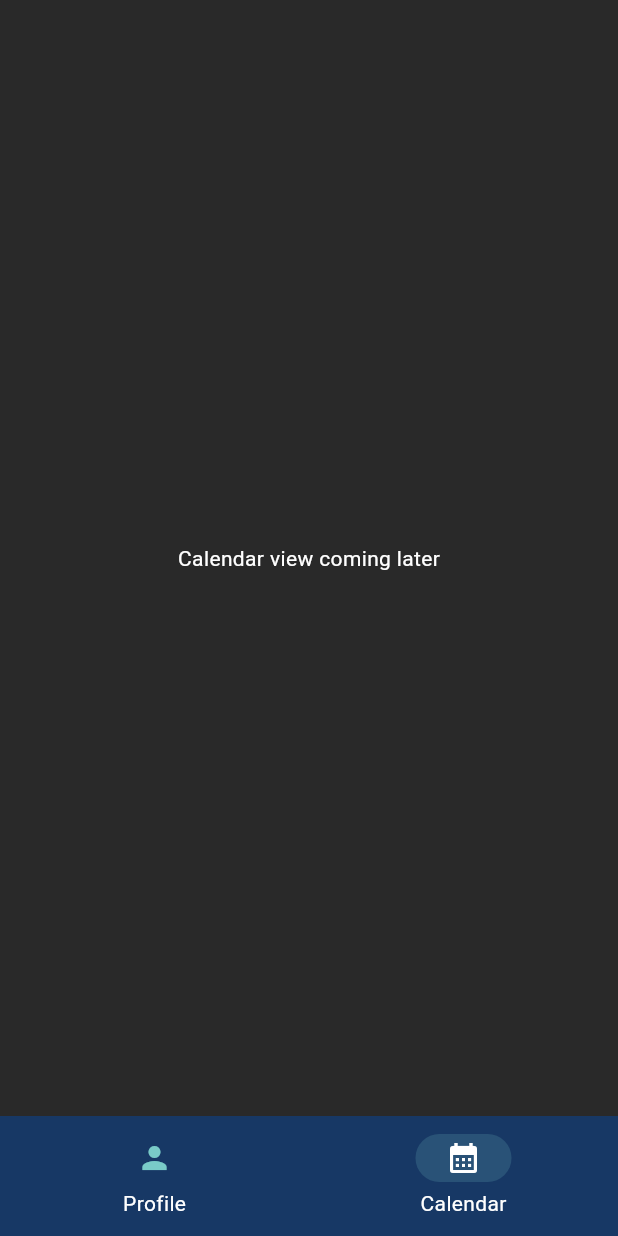
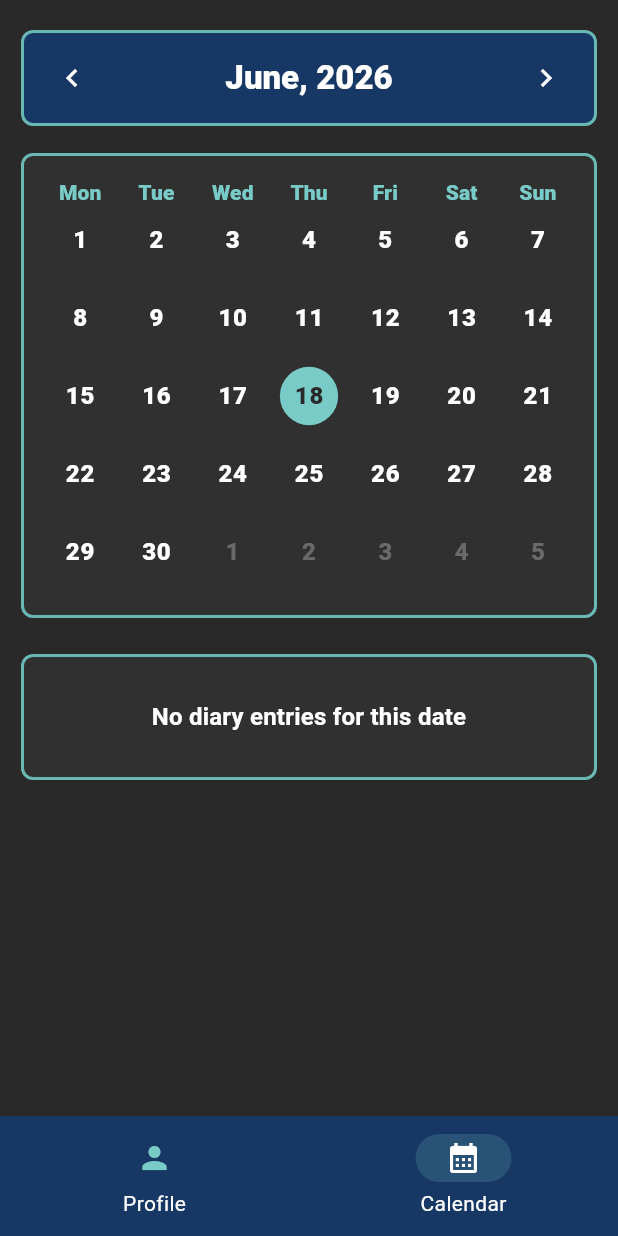
Before and after one commit to Selvam-T/mobile_piscine, a Flutter app: the screen it shows once a user with an empty profile is signed in, item 2 of the bottom bar chosen, on a phone screen of 412 x 824 dp. Run offline on Flutter 3.47's test engine with Material 3 defaults, Android fonts, the phone set to English and light mode, and no system bars; drawn by our look-alikes of table_calendar; our stand-ins replace cloud_firestore, firebase_auth, firebase_core, geocoding, geolocator, google_sign_in; accounts and stored records are empty.

Commit message:
mobileModule05 ex01 complete

```diff
--- /dev/null
+++ b/mobileModule05/advanced_diary_app/lib/pages/agenda_page.dart
@@ -0,0 +1,387 @@
+import 'package:firebase_auth/firebase_auth.dart';
+import 'package:flutter/material.dart';
+import 'package:table_calendar/table_calendar.dart';
+
+import '../models/diary_date_formatter.dart';
+import '../models/diary_emotion.dart';
+import '../models/diary_entry.dart';
+import '../services/diary_service.dart';
+import 'entry_detail_page.dart';
+
+class AgendaPage extends StatefulWidget {
+  const AgendaPage({super.key, required this.user});
+
+  final User user;
+
+  @override
+  State<AgendaPage> createState() => _AgendaPageState();
+}
+
+class _AgendaPageState extends State<AgendaPage> {
+  static const Color _pageBackground = Color(0xFF292929);
+  static const Color _barBlue = Color(0xFF173865);
+  static const Color _diaryTeal = Color(0xFF79CBC8);
+  static const Color _cardBackground = Color(0xFF303030);
+  static const Color _cardBorder = Color(0xFF69B8B3);
+
+  final DiaryService _diaryService = DiaryService();
+  final ScrollController _entryListController = ScrollController();
+
+  late DateTime _focusedDay;
+  late DateTime _selectedDate;
+
+  @override
+  void initState() {
+    super.initState();
+    final DateTime now = DateTime.now();
+    _focusedDay = DateTime(now.year, now.month, now.day);
+    _selectedDate = DateTime(now.year, now.month, now.day);
+  }
+
+  @override
+  void dispose() {
+    _entryListController.dispose();
+    super.dispose();
+  }
+
+  void _goToPreviousMonth() {
+    setState(() {
+      _focusedDay = DateTime(_focusedDay.year, _focusedDay.month - 1);
+    });
+  }
+
+  void _goToNextMonth() {
+    setState(() {
+      _focusedDay = DateTime(_focusedDay.year, _focusedDay.month + 1);
+    });
+  }
+
+  void _selectDate(DateTime selectedDay, DateTime focusedDay) {
+    setState(() {
+      _selectedDate = DateTime(
+        selectedDay.year,
+        selectedDay.month,
+        selectedDay.day,
+      );
+      _focusedDay = focusedDay;
+    });
+  }
+
+  @override
+  Widget build(BuildContext context) {
+    return ColoredBox(
+      color: _pageBackground,
+      child: SafeArea(
+        child: SingleChildScrollView(
+          child: Center(
+            child: ConstrainedBox(
+              constraints: const BoxConstraints(maxWidth: 640),
+              child: Padding(
+                padding: const EdgeInsets.fromLTRB(14, 20, 14, 28),
+                child: Column(
+                  crossAxisAlignment: CrossAxisAlignment.stretch,
+                  children: [
+                    _buildMonthNavigator(),
+                    const SizedBox(height: 18),
+                    _buildCalendarSection(),
+                    const SizedBox(height: 24),
+                    _buildSelectedDateEntriesSection(),
+                  ],
+                ),
+              ),
+            ),
+          ),
+        ),
+      ),
+    );
+  }
+
+  Widget _buildMonthNavigator() {
+    return Container(
+      height: 64,
+      padding: const EdgeInsets.symmetric(horizontal: 8),
+      decoration: BoxDecoration(
+        color: _barBlue,
+        borderRadius: BorderRadius.circular(8),
+        border: Border.all(color: _cardBorder, width: 2),
+      ),
+      child: Row(
+        children: [
+          IconButton(
+            onPressed: _goToPreviousMonth,
+            tooltip: 'Previous month',
+            color: Colors.white,
+            icon: const Icon(Icons.chevron_left),
+          ),
+          Expanded(
+            child: Text(
+              '${DiaryDateFormatter.month(_focusedDay)}, ${_focusedDay.year}',
+              maxLines: 1,
+              overflow: TextOverflow.ellipsis,
+              textAlign: TextAlign.center,
+              style: Theme.of(context).textTheme.titleLarge?.copyWith(
+                color: Colors.white,
+                fontWeight: FontWeight.w900,
+              ),
+            ),
+          ),
+          IconButton(
+            onPressed: _goToNextMonth,
+            tooltip: 'Next month',
+            color: Colors.white,
+            icon: const Icon(Icons.chevron_right),
+          ),
+        ],
+      ),
+    );
+  }
+
+  Widget _buildCalendarSection() {
+    return Container(
+      padding: const EdgeInsets.fromLTRB(12, 14, 12, 16),
+      decoration: BoxDecoration(
+        color: _cardBackground,
+        borderRadius: BorderRadius.circular(8),
+        border: Border.all(color: _cardBorder, width: 2),
+      ),
+      child: TableCalendar<void>(
+        firstDay: DateTime.utc(2020),
+        lastDay: DateTime.utc(2035, 12, 31),
+        focusedDay: _focusedDay,
+        selectedDayPredicate: (DateTime day) => isSameDay(day, _selectedDate),
+        calendarFormat: CalendarFormat.month,
+        startingDayOfWeek: StartingDayOfWeek.monday,
+        headerVisible: false,
+        availableGestures: AvailableGestures.horizontalSwipe,
+        onDaySelected: _selectDate,
+        onPageChanged: (DateTime focusedDay) {
+          setState(() {
+            _focusedDay = focusedDay;
+          });
+        },
+        daysOfWeekStyle: DaysOfWeekStyle(
+          weekdayStyle: Theme.of(context).textTheme.labelLarge!.copyWith(
+            color: _diaryTeal,
+            fontWeight: FontWeight.w900,
+          ),
+          weekendStyle: Theme.of(context).textTheme.labelLarge!.copyWith(
+            color: _diaryTeal,
+            fontWeight: FontWeight.w900,
+          ),
+        ),
+        calendarStyle: CalendarStyle(
+          defaultTextStyle: Theme.of(context).textTheme.bodyLarge!.copyWith(
+            color: Colors.white,
+            fontWeight: FontWeight.w800,
+          ),
+          weekendTextStyle: Theme.of(context).textTheme.bodyLarge!.copyWith(
+            color: Colors.white,
+            fontWeight: FontWeight.w800,
+          ),
+          outsideTextStyle: Theme.of(context).textTheme.bodyLarge!.copyWith(
+            color: Colors.white.withValues(alpha: 0.28),
+            fontWeight: FontWeight.w700,
+          ),
+          todayDecoration: BoxDecoration(
+            color: _diaryTeal.withValues(alpha: 0.35),
+            shape: BoxShape.circle,
+          ),
+          selectedDecoration: const BoxDecoration(
+            color: _diaryTeal,
+            shape: BoxShape.circle,
+          ),
+          selectedTextStyle: Theme.of(context).textTheme.bodyLarge!.copyWith(
+            color: _pageBackground,
+            fontWeight: FontWeight.w900,
+          ),
+        ),
+      ),
+    );
+  }
+
+  Widget _buildSelectedDateEntriesSection() {
+    return StreamBuilder<List<DiaryEntry>>(
+      stream: _diaryService.getEntriesForDate(widget.user.uid, _selectedDate),
+      builder: (context, snapshot) {
+        if (snapshot.connectionState == ConnectionState.waiting) {
+          return const SizedBox(
+            height: 150,
+            child: Center(child: CircularProgressIndicator()),
+          );
+        }
+
+        if (snapshot.hasError) {
+          return _buildMessageCard(
+            'Could not load entries for selected date. ${snapshot.error}',
+          );
+        }
+
+        final List<DiaryEntry> entries = snapshot.data ?? <DiaryEntry>[];
+
+        if (entries.isEmpty) {
+          return _buildMessageCard('No diary entries for this date');
+        }
+
+        final double listHeight = (entries.length * 96 + 12)
+            .clamp(120, 360)
+            .toDouble();
+
+        return SizedBox(
+          height: listHeight,
+          child: Scrollbar(
+            controller: _entryListController,
+            thumbVisibility: true,
+            trackVisibility: true,
+            child: ListView.separated(
+              controller: _entryListController,
+              padding: EdgeInsets.zero,
+              itemCount: entries.length,
+              separatorBuilder: (_, _) => const SizedBox(height: 12),
+              itemBuilder: (context, index) {
+                return _AgendaEntryListItem(
+                  entry: entries[index],
+                  onTap: () => _openEntryDetail(entries[index]),
+                );
+              },
+            ),
+          ),
+        );
+      },
+    );
+  }
+
+  Widget _buildMessageCard(String message) {
+    return Container(
+      padding: const EdgeInsets.symmetric(horizontal: 18, vertical: 28),
+      decoration: BoxDecoration(
+        color: _cardBackground,
+        borderRadius: BorderRadius.circular(8),
+        border: Border.all(color: _cardBorder, width: 2),
+      ),
+      child: Text(
+        message,
+        textAlign: TextAlign.center,
+        style: Theme.of(context).textTheme.titleMedium?.copyWith(
+          color: Colors.white,
+          fontWeight: FontWeight.w700,
+        ),
+      ),
+    );
+  }
+
+  Future<void> _openEntryDetail(DiaryEntry entry) async {
+    final bool? wasDeleted = await Navigator.of(context).push<bool>(
+      MaterialPageRoute<bool>(
+        builder: (_) => EntryDetailPage(entry: entry, user: widget.user),
+      ),
+    );
+
+    if (!mounted || wasDeleted != true) {
+      return;
+    }
+
+    ScaffoldMessenger.of(
+      context,
+    ).showSnackBar(const SnackBar(content: Text('Diary entry deleted.')));
+  }
+}
+
+class _AgendaEntryListItem extends StatelessWidget {
+  const _AgendaEntryListItem({required this.entry, required this.onTap});
+
+  final DiaryEntry entry;
+  final VoidCallback onTap;
+
+  @override
+  Widget build(BuildContext context) {
+    return Material(
+      color: const Color(0xFF303030),
+      shape: RoundedRectangleBorder(
+        borderRadius: BorderRadius.circular(8),
+        side: const BorderSide(color: _AgendaPageState._cardBorder, width: 2),
+      ),
+      child: InkWell(
+        borderRadius: BorderRadius.circular(8),
+        onTap: onTap,
+        child: Padding(
+          padding: const EdgeInsets.symmetric(horizontal: 18, vertical: 14),
+          child: Row(
+            children: [
+              SizedBox(
+                width: 70,
+                child: _AgendaEntryDate(date: entry.date.toDate()),
+              ),
+              const SizedBox(width: 14),
+              SizedBox(
+                width: 46,
+                child: Text(
+                  DiaryEmotion.emojiFor(entry.icon),
+                  textAlign: TextAlign.center,
+                  overflow: TextOverflow.ellipsis,
+                  style: Theme.of(context).textTheme.titleLarge?.copyWith(
+                    color: _AgendaPageState._diaryTeal,
+                    fontWeight: FontWeight.w700,
+                  ),
+                ),
+              ),
+              const SizedBox(width: 14),
+              Container(width: 1.4, height: 58, color: Colors.white),
+              const SizedBox(width: 24),
+              Expanded(
+                child: Text(
+                  entry.title,
+                  maxLines: 1,
+                  overflow: TextOverflow.ellipsis,
+                  style: Theme.of(context).textTheme.headlineSmall?.copyWith(
+                    color: Colors.white,
+                    fontWeight: FontWeight.w700,
+                  ),
+                ),
+              ),
+            ],
+          ),
+        ),
+      ),
+    );
+  }
+}
+
+class _AgendaEntryDate extends StatelessWidget {
+  const _AgendaEntryDate({required this.date});
+
+  final DateTime date;
+
+  @override
+  Widget build(BuildContext context) {
+    return Column(
+      mainAxisSize: MainAxisSize.min,
+      children: [
+        Text(
+          '${date.day}',
+          style: Theme.of(context).textTheme.headlineSmall?.copyWith(
+            color: Colors.white,
+            fontWeight: FontWeight.w900,
+            height: 0.95,
+          ),
+        ),
+        Text(
+          DiaryDateFormatter.month(date),
+          textAlign: TextAlign.center,
+          style: Theme.of(context).textTheme.titleSmall?.copyWith(
+            color: Colors.white,
+            fontWeight: FontWeight.w800,
+            height: 1.05,
+          ),
+        ),
+        Text(
+          '${date.year}',
+          style: Theme.of(context).textTheme.titleSmall?.copyWith(
+            color: Colors.white,
+            fontWeight: FontWeight.w800,
+            height: 1.05,
+          ),
+        ),
+      ],
+    );
+  }
+}
--- a/mobileModule05/advanced_diary_app/lib/pages/profile_page.dart
+++ b/mobileModule05/advanced_diary_app/lib/pages/profile_page.dart
@@ -6,6 +6,7 @@ import '../models/diary_emotion.dart';
 import '../models/diary_entry.dart';
 import '../services/auth_service.dart';
 import '../services/diary_service.dart';
+import 'agenda_page.dart';
 import 'entry_detail_page.dart';
 import 'new_entry_page.dart';
 
@@ -108,7 +109,7 @@ class _ProfilePageState extends State<ProfilePage> {
 
   Widget _buildSelectedTab() {
     if (_selectedTabIndex == 1) {
-      return _buildCalendarPlaceholder();
+      return AgendaPage(user: widget.user);
     }
 
     return _buildEntryListTab();
@@ -414,15 +415,6 @@ class _ProfilePageState extends State<ProfilePage> {
     );
   }
 
-  Widget _buildCalendarPlaceholder() {
-    return const Center(
-      child: Text(
-        'Calendar view coming later',
-        style: TextStyle(color: Colors.white),
-      ),
-    );
-  }
-
   Widget _buildErrorText(String message) {
     return Text(
       message,
--- a/mobileModule05/advanced_diary_app/lib/services/diary_service.dart
+++ b/mobileModule05/advanced_diary_app/lib/services/diary_service.dart
@@ -48,6 +48,22 @@ class DiaryService {
         .map(_entriesFromSnapshot);
   }
 
+  Stream<List<DiaryEntry>> getEntriesForDate(String uid, DateTime date) {
+    final DateTime startOfDay = DateTime(date.year, date.month, date.day);
+    final DateTime startOfNextDay = startOfDay.add(const Duration(days: 1));
+
+    return _notes
+        .where('uid', isEqualTo: uid)
+        .where(
+          'date',
+          isGreaterThanOrEqualTo: Timestamp.fromDate(startOfDay),
+          isLessThan: Timestamp.fromDate(startOfNextDay),
+        )
+        .orderBy('date', descending: true)
+        .snapshots()
+        .map(_entriesFromSnapshot);
+  }
+
   Future<DiaryEntry?> getEntryById(String entryId) async {
     final DocumentSnapshot<Map<String, dynamic>> snapshot = await _notes
         .doc(entryId)
--- a/mobileModule05/advanced_diary_app/pubspec.yaml
+++ b/mobileModule05/advanced_diary_app/pubspec.yaml
@@ -38,6 +38,7 @@ dependencies:
   firebase_auth: ^6.5.2
   google_sign_in: ^7.2.0
   cloud_firestore: ^6.5.0
+  table_calendar: ^3.2.0
 
 dev_dependencies:
   flutter_test:
```
Also changed, not shown: Docs/Coding_notes.txt (+18 -0 lines), Docs/Evaluation_notes.txt (+12 -1 lines), mobileModule05/advanced_diary_app/pubspec.lock.
